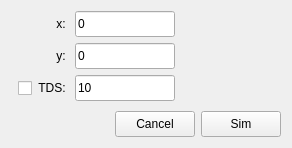
Above: src/gui/frames/cbedframe.ui from JJPPeters/clTEM before the change. Below: the same form after it.
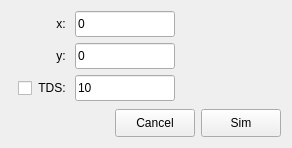
That is the form after the change. Custom widgets are drawn as their Qt base class.

```diff
--- a/src/gui/frames/cbedframe.ui
+++ b/src/gui/frames/cbedframe.ui
@@ -40,7 +40,7 @@
        <property name="minimumSize">
         <size>
          <width>0</width>
-         <height>26</height>
+         <height>28</height>
         </size>
        </property>
        <property name="maximumSize">
@@ -65,7 +65,7 @@
        <property name="minimumSize">
         <size>
          <width>0</width>
-         <height>26</height>
+         <height>28</height>
         </size>
        </property>
        <property name="maximumSize">
```
